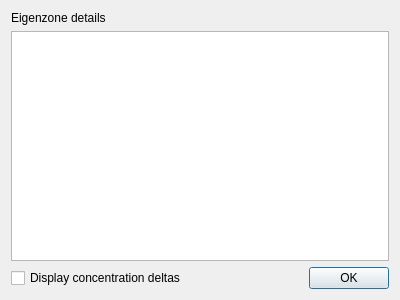
Before: the Qt Designer form src/ui/eigenzonedetailsdialog.ui in echmet/PeakMasterNG, drawn with Qt 5.
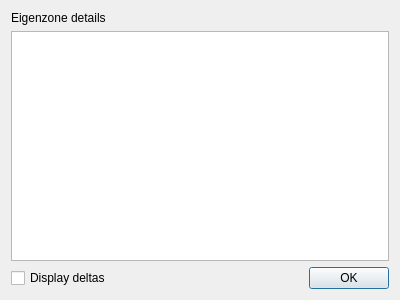
After: the same form once the commit is applied.

Commit message: Display deltas for pH and conductivity as well

The edit to the form file:
```diff
--- a/src/ui/eigenzonedetailsdialog.ui
+++ b/src/ui/eigenzonedetailsdialog.ui
@@ -10,6 +10,12 @@
     <height>300</height>
    </rect>
   </property>
+  <property name="sizePolicy">
+   <sizepolicy hsizetype="MinimumExpanding" vsizetype="MinimumExpanding">
+    <horstretch>0</horstretch>
+    <verstretch>0</verstretch>
+   </sizepolicy>
+  </property>
   <property name="windowTitle">
    <string>Eigenzone details</string>
   </property>
@@ -29,7 +35,7 @@
      <item>
       <widget class="QCheckBox" name="qcbox_dispalyCDeltas">
        <property name="text">
-        <string>Display concentration deltas</string>
+        <string>Display deltas</string>
        </property>
       </widget>
      </item>
```
Left out of the diff: 11 changed lines with no effect on the pictures. The commit also changes 5 other files.
